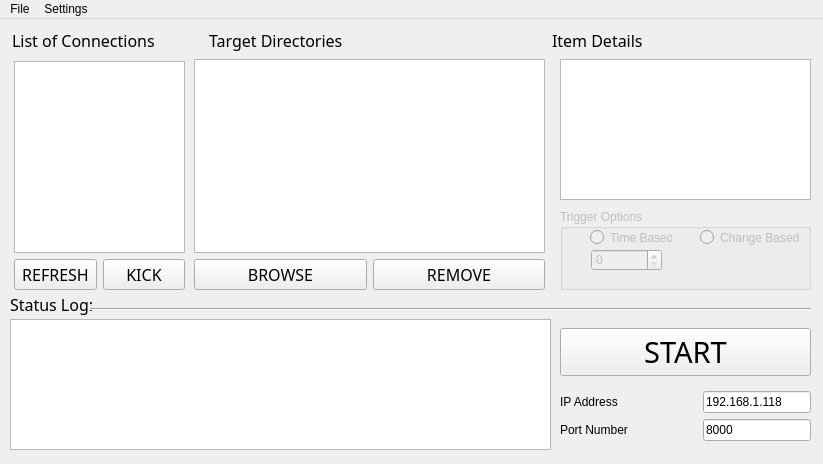
First picture: the form in src/Server/File Transfer Server.ui, repository SuperKuooo/ZYNC, before the edit.
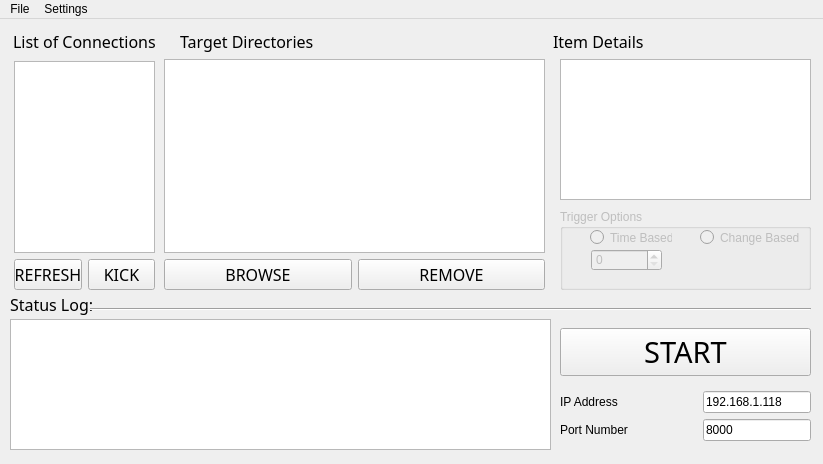
Second picture: the form after the edit.

The edit to the form file:
```diff
--- a/src/Server/File Transfer Server.ui
+++ b/src/Server/File Transfer Server.ui
@@ -241,12 +241,12 @@
      </property>
     </widget>
    </widget>
-   <widget class="QWidget" name="">
+   <widget class="QWidget" name="layoutWidget">
     <property name="geometry">
      <rect>
-      <x>194</x>
+      <x>164</x>
       <y>40</y>
-      <width>351</width>
+      <width>381</width>
       <height>231</height>
      </rect>
     </property>
@@ -305,12 +305,12 @@
      </item>
     </layout>
    </widget>
-   <widget class="QWidget" name="">
+   <widget class="QWidget" name="layoutWidget">
     <property name="geometry">
      <rect>
       <x>14</x>
       <y>42</y>
-      <width>171</width>
+      <width>141</width>
       <height>229</height>
      </rect>
     </property>
@@ -360,12 +360,14 @@
    <widget class="QWidget" name="">
     <property name="geometry">
      <rect>
-      <x>12</x>
+      <x>13</x>
       <y>10</y>
       <width>631</width>
-      <height>22</height>
+      <height>24</height>
      </rect>
     </property>
+    <layout class="QHBoxLayout" name="horizontalLayout_7">
+     <item>
     <layout class="QHBoxLayout" name="horizontalLayout_3">
      <item>
       <widget class="QLabel" name="lblListOfConnection">
@@ -390,7 +392,7 @@
        </property>
        <property name="sizeHint" stdset="0">
         <size>
-         <width>48</width>
+           <width>18</width>
          <height>20</height>
         </size>
        </property>
@@ -409,6 +411,10 @@
        </property>
       </widget>
      </item>
+      </layout>
+     </item>
+     <item>
+      <layout class="QHBoxLayout" name="horizontalLayout_6">
      <item>
       <spacer name="horizontalSpacer_4">
        <property name="orientation">
@@ -434,6 +440,8 @@
         <string>Item Details</string>
        </property>
       </widget>
+       </item>
+      </layout>
      </item>
     </layout>
    </widget>
```
Lines whose indentation alone changed are shown as unchanged.
